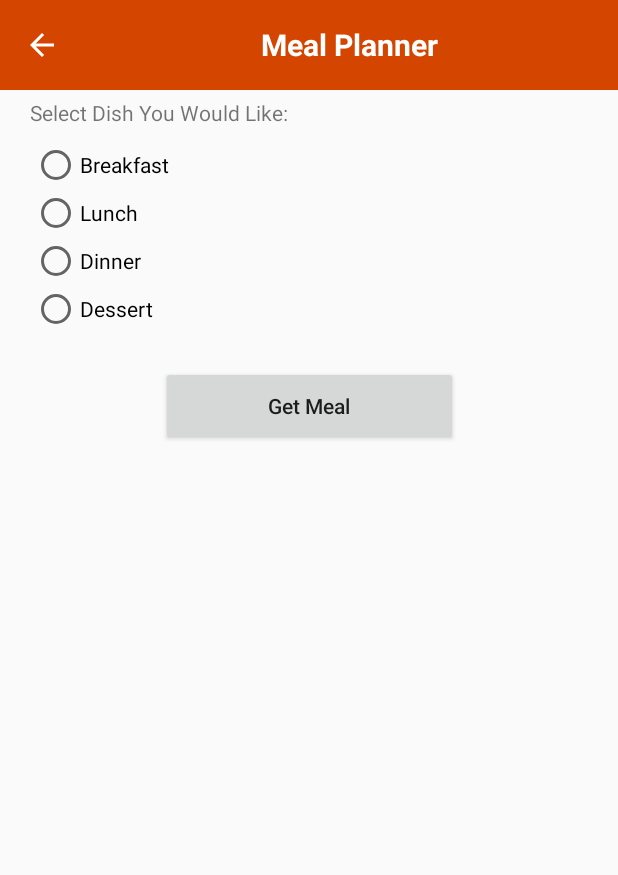
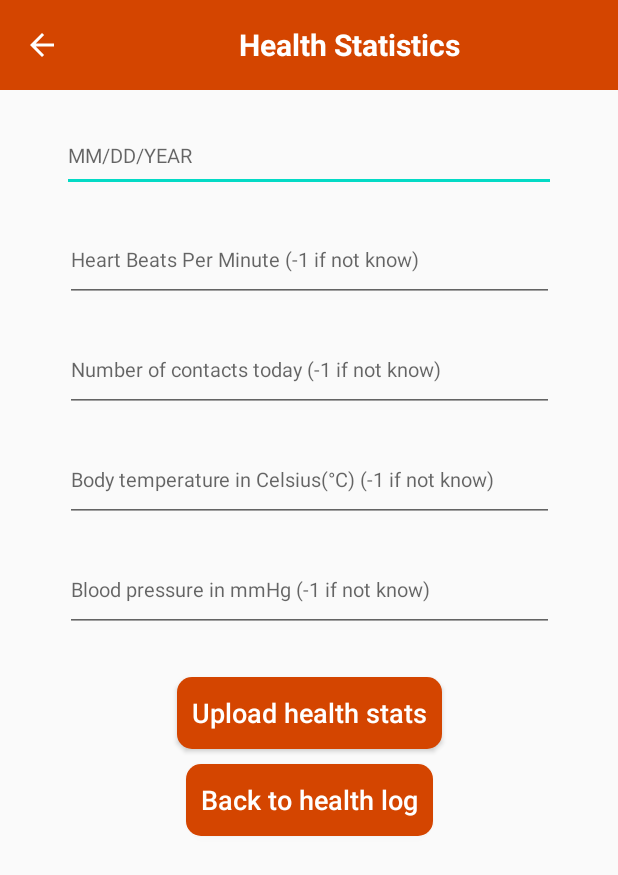
Before and after one commit to Yixing-Chen-Shawn/Fever_Detection_App, an Android app: the ManualHealthActivity screen opened directly, with no data from a screen before it, on a phone screen of 412 x 824 dp. Shown: the top 875 px of the screen. Run offline under Robolectric (Android 15) with nearby library versions, the phone set to English and light mode, and no system bars; libraries missing offline, so code that uses them is left out: cn.bmob.v3; 2 statements that could not run were skipped.

Commit message:
rechange
rechange

```diff
--- a/app/src/main/res/layout/activity_manual_health.xml
+++ b/app/src/main/res/layout/activity_manual_health.xml
@@ -36,7 +36,7 @@
             android:layout_width="wrap_content"
             android:layout_height="wrap_content"
             android:paddingLeft="30dp"
-            android:text="Meal Planner"
+            android:text="Health Statistics"
             android:textColor="@color/white"
             android:textSize="20sp"
             android:textStyle="bold" />
@@ -48,96 +48,127 @@
 
     </LinearLayout>
 
-    <Button
-        android:id="@+id/getMealButton"
-        android:layout_width="198dp"
-        android:layout_height="53dp"
-        android:layout_marginStart="50dp"
-        android:layout_marginLeft="50dp"
+    <EditText
+        android:id="@+id/dateInput_date"
+        android:layout_width="329dp"
+        android:layout_height="48dp"
+        android:layout_marginStart="30dp"
+        android:layout_marginLeft="30dp"
         android:layout_marginTop="20dp"
-        android:layout_marginEnd="50dp"
-        android:layout_marginRight="50dp"
-        android:text="Get Meal"
-        app:layout_constraintEnd_toEndOf="parent"
-        app:layout_constraintStart_toStartOf="parent"
-        app:layout_constraintTop_toBottomOf="@+id/radioGroup2" />
-
-    <RadioGroup
-        android:id="@+id/radioGroup2"
-        android:layout_width="369dp"
-        android:layout_height="130dp"
-        android:layout_marginStart="20dp"
-        android:layout_marginLeft="20dp"
-        android:layout_marginTop="5dp"
-        android:layout_marginEnd="20dp"
-        android:layout_marginRight="20dp"
-        app:layout_constraintEnd_toEndOf="parent"
-        app:layout_constraintStart_toStartOf="parent"
-        app:layout_constraintTop_toBottomOf="@+id/textView6">
-
-        <RadioButton
-            android:id="@+id/breakfast_radio"
-            android:layout_width="match_parent"
-            android:layout_height="wrap_content"
-            android:text="Breakfast" />
-
-        <RadioButton
-            android:id="@+id/lunch_radio"
-            android:layout_width="match_parent"
-            android:layout_height="wrap_content"
-            android:text="Lunch" />
-
-        <RadioButton
-            android:id="@+id/dinner_radio"
-            android:layout_width="match_parent"
-            android:layout_height="wrap_content"
-            android:text="Dinner" />
-
-        <RadioButton
-            android:id="@+id/dessert_radio"
-            android:layout_width="match_parent"
-            android:layout_height="wrap_content"
-            android:text="Dessert" />
-    </RadioGroup>
-
-    <TextView
-        android:id="@+id/meal_title"
-        android:layout_width="370dp"
-        android:layout_height="23dp"
-        android:layout_marginStart="20dp"
-        android:layout_marginLeft="20dp"
-        android:layout_marginTop="10dp"
-        android:layout_marginEnd="20dp"
-        android:layout_marginRight="20dp"
-        app:layout_constraintEnd_toEndOf="parent"
-        app:layout_constraintStart_toStartOf="parent"
-        app:layout_constraintTop_toBottomOf="@+id/getMealButton" />
-
-    <TextView
-        android:id="@+id/meal_summary"
-        android:layout_width="368dp"
-        android:layout_height="233dp"
-        android:layout_marginStart="20dp"
-        android:layout_marginLeft="20dp"
-        android:layout_marginTop="10dp"
-        android:layout_marginEnd="20dp"
-        android:layout_marginRight="20dp"
-        app:layout_constraintEnd_toEndOf="parent"
-        app:layout_constraintStart_toStartOf="parent"
-        app:layout_constraintTop_toBottomOf="@+id/meal_title" />
-
-    <TextView
-        android:id="@+id/textView6"
-        android:layout_width="372dp"
-        android:layout_height="23dp"
-        android:layout_marginStart="20dp"
-        android:layout_marginLeft="20dp"
-        android:layout_marginTop="5dp"
-        android:layout_marginEnd="20dp"
-        android:layout_marginRight="20dp"
-        android:text="Select Dish You Would Like:"
+        android:layout_marginEnd="30dp"
+        android:layout_marginRight="30dp"
+        android:ems="10"
+        android:hint="MM/DD/YEAR"
+        android:textSize="13dp"
+        android:inputType="date"
         app:layout_constraintEnd_toEndOf="parent"
         app:layout_constraintStart_toStartOf="parent"
         app:layout_constraintTop_toBottomOf="@+id/topbar_health" />
 
+    <EditText
+        android:id="@+id/dateInput_heart_rate"
+        android:layout_width="326dp"
+        android:layout_height="48dp"
+        android:layout_marginStart="30dp"
+        android:layout_marginLeft="30dp"
+        android:layout_marginTop="25dp"
+        android:layout_marginEnd="30dp"
+        android:layout_marginRight="30dp"
+        android:ems="10"
+        android:gravity="start|top"
+        android:hint="Heart Beats Per Minute (-1 if not know)"
+        android:textSize="13dp"
+        android:inputType="numberDecimal|numberSigned"
+        app:layout_constraintEnd_toEndOf="parent"
+        app:layout_constraintStart_toStartOf="parent"
+        app:layout_constraintTop_toBottomOf="@+id/dateInput_date" />
+
+    <EditText
+        android:id="@+id/dateInput_contacts"
+        android:layout_width="326dp"
+        android:layout_height="48dp"
+        android:layout_marginStart="30dp"
+        android:layout_marginLeft="30dp"
+        android:layout_marginTop="25dp"
+        android:layout_marginEnd="30dp"
+        android:layout_marginRight="30dp"
+        android:ems="10"
+        android:gravity="start|top"
+        android:hint="Number of contacts today (-1 if not know)"
+        android:textSize="13dp"
+        android:inputType="numberDecimal|numberSigned"
+        app:layout_constraintEnd_toEndOf="parent"
+        app:layout_constraintStart_toStartOf="parent"
+        app:layout_constraintTop_toBottomOf="@+id/dateInput_heart_rate" />
+
+    <EditText
+        android:id="@+id/dateInput_bodyTemp"
+        android:layout_width="326dp"
+        android:layout_height="48dp"
+        android:layout_marginStart="30dp"
+        android:layout_marginLeft="30dp"
+        android:layout_marginTop="25dp"
+        android:layout_marginEnd="30dp"
+        android:layout_marginRight="30dp"
+        android:ems="10"
+        android:gravity="start|top"
+        android:hint="Body temperature in Celsius(°C) (-1 if not know)"
+        android:textSize="13dp"
+        android:inputType="numberDecimal|numberSigned"
+        app:layout_constraintEnd_toEndOf="parent"
+        app:layout_constraintStart_toStartOf="parent"
+        app:layout_constraintTop_toBottomOf="@+id/dateInput_contacts" />
+
+    <EditText
+        android:id="@+id/dateInput_bloody_pressure"
+        android:layout_width="326dp"
+        android:layout_height="48dp"
+        android:layout_marginStart="30dp"
+        android:layout_marginLeft="30dp"
+        android:layout_marginTop="25dp"
+        android:layout_marginEnd="30dp"
+        android:layout_marginRight="30dp"
+        android:ems="10"
+        android:gravity="start|top"
+        android:hint="Blood pressure in mmHg (-1 if not know)"
+        android:textSize="13dp"
+        android:inputType="numberDecimal|numberSigned"
+        app:layout_constraintEnd_toEndOf="parent"
+        app:layout_constraintStart_toStartOf="parent"
+        app:layout_constraintTop_toBottomOf="@+id/dateInput_bodyTemp" />
+
+    <Button
+        android:id="@+id/saveButton_health"
+        android:layout_width="wrap_content"
+        android:layout_height="wrap_content"
+        android:layout_marginStart="70dp"
+        android:layout_marginLeft="70dp"
+        android:layout_marginTop="30dp"
+        android:layout_marginEnd="70dp"
+        android:layout_marginRight="70dp"
+        android:background="@drawable/shape"
+        android:text="Upload health stats"
+        android:textColor="#FFFFFF"
+        android:textSize="18sp"
+        app:layout_constraintEnd_toEndOf="parent"
+        app:layout_constraintStart_toStartOf="parent"
+        app:layout_constraintTop_toBottomOf="@+id/dateInput_bloody_pressure" />
+
+    <Button
+        android:id="@+id/BackButton_health"
+        android:layout_width="wrap_content"
+        android:layout_height="wrap_content"
+        android:layout_marginStart="70dp"
+        android:layout_marginLeft="70dp"
+        android:layout_marginTop="10dp"
+        android:layout_marginEnd="70dp"
+        android:layout_marginRight="70dp"
+        android:background="@drawable/shape"
+        android:text="Back to health log"
+        android:textColor="#FFFFFF"
+        android:textSize="18sp"
+        app:layout_constraintEnd_toEndOf="parent"
+        app:layout_constraintStart_toStartOf="parent"
+        app:layout_constraintTop_toBottomOf="@+id/saveButton_health" />
+
 </androidx.constraintlayout.widget.ConstraintLayout>
```
Also changed, not shown: app/src/main/java/com/CIS400/fever_detection_app/activity/ManualHealthActivity.java (+104 -106 lines), app/src/main/res/layout/fragment_heart_rate.xml (+19 -7 lines).
